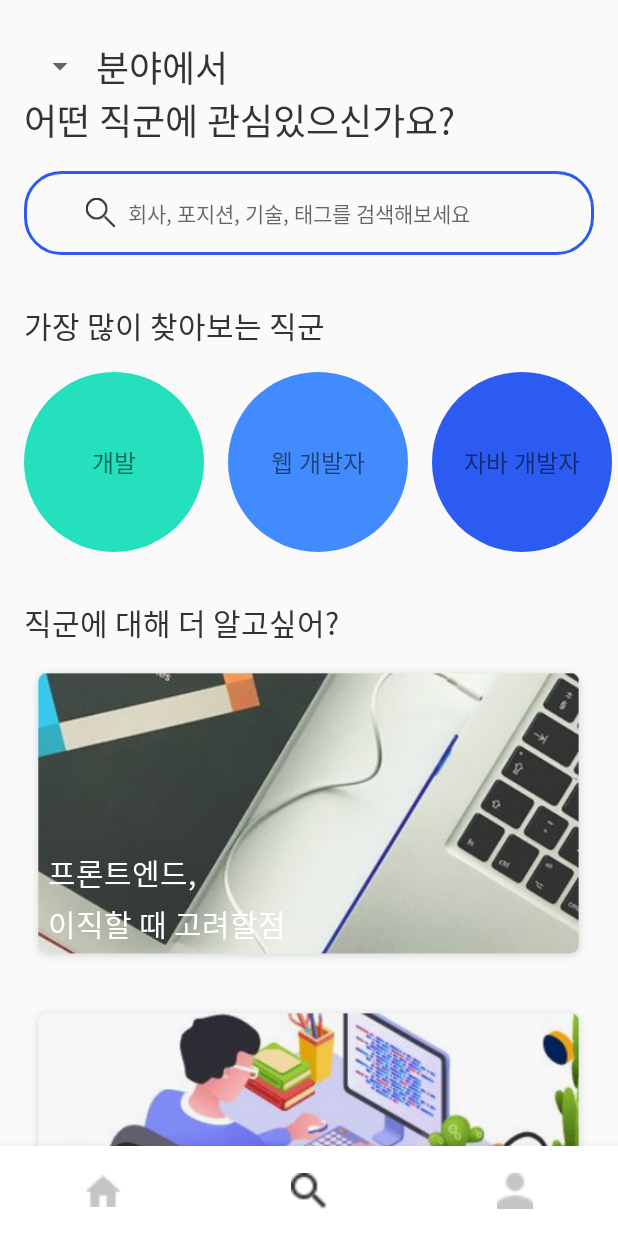
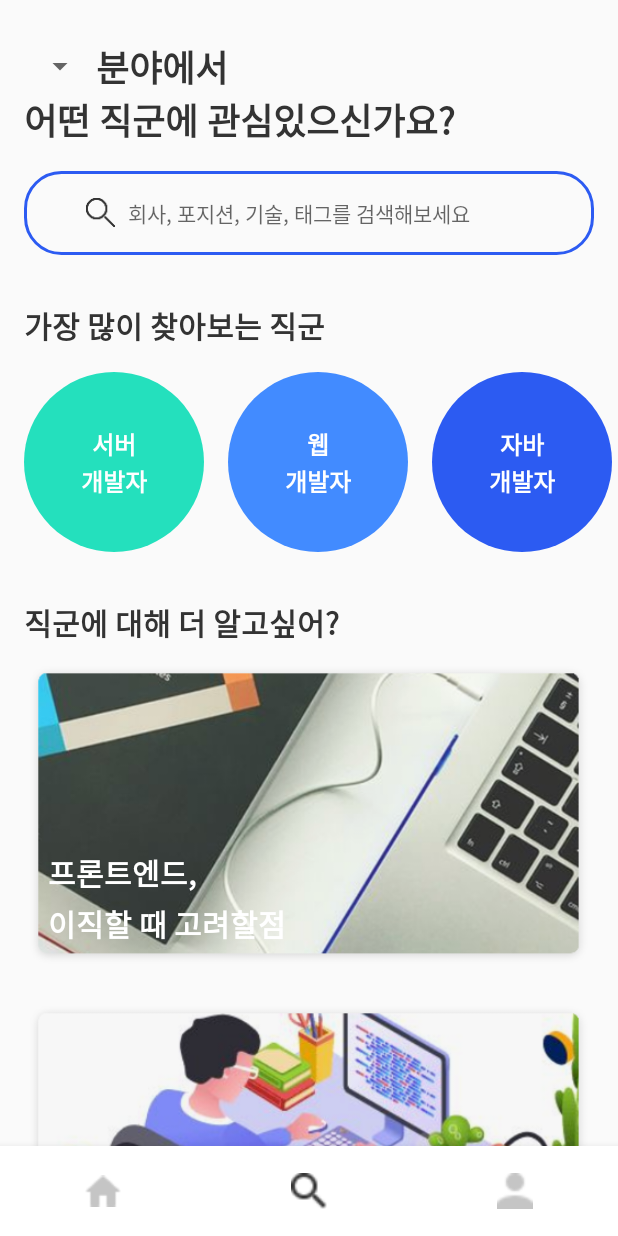
Before and after one commit to sopt-seminar/SOPT_26_collaboration, an Android app: the screen it shows after launch (MainActivity), item 2 of the bottom bar chosen, on a phone screen of 412 x 824 dp. Run offline under Robolectric (Android 15) with nearby library versions, the phone set to English and light mode, and no system bars; our stand-ins replace data binding.

Commit message:
폰트 굵기 및 gravity 수정

```diff
--- a/app/src/main/java/com/example/sopt_26_collaboration/Fragment/SearchFragment.kt
+++ b/app/src/main/java/com/example/sopt_26_collaboration/Fragment/SearchFragment.kt
@@ -29,9 +29,9 @@ class SearchFragment : Fragment() {
 
     override fun onViewCreated(view: View, savedInstanceState: Bundle?) {
         val fieldList = mutableListOf<FieldData>()
-        fieldList.add(FieldData("개발", "#24e0bd"))
-        fieldList.add(FieldData("웹 개발자", "#428bff"))
-        fieldList.add(FieldData("자바 개발자", "#2c5bf2"))
+        fieldList.add(FieldData("서버\n개발자", "#24e0bd"))
+        fieldList.add(FieldData("웹\n개발자", "#428bff"))
+        fieldList.add(FieldData("자바\n개발자", "#2c5bf2"))
 
         val otherFieldList = mutableListOf<OtherFieldData>()
         otherFieldList.add(OtherFieldData("프론트엔드,\n이직할 때 고려할점", R.drawable.an_search_content_1_img))
--- a/app/src/main/res/layout/fragment_search.xml
+++ b/app/src/main/res/layout/fragment_search.xml
@@ -38,6 +38,7 @@
                     android:lineSpacingExtra="5sp"
                     android:textColor="@color/normal_text_black"
                     android:textSize="24sp"
+                    android:textStyle="bold"
                     app:layout_constraintBottom_toBottomOf="@+id/spinner_field_fragment_search"
                     app:layout_constraintStart_toEndOf="@+id/spinner_field_fragment_search"
                     app:layout_constraintTop_toTopOf="@+id/spinner_field_fragment_search"
@@ -50,6 +51,7 @@
                     android:lineSpacingExtra="5sp"
                     android:textColor="@color/normal_text_black"
                     android:textSize="24sp"
+                    android:textStyle="bold"
                     app:layout_constraintStart_toStartOf="@+id/spinner_field_fragment_search"
                     app:layout_constraintTop_toBottomOf="@+id/textView"
                     android:text="어떤 직군에 관심있으신가요?" />
@@ -105,6 +107,7 @@
                     android:lineSpacingExtra="4sp"
                     android:textColor="@color/normal_text_black"
                     android:textSize="20sp"
+                    android:textStyle="bold"
                     app:layout_constraintStart_toStartOf="parent"
                     app:layout_constraintTop_toBottomOf="@+id/constraintLayout"
                     android:text="가장 많이 찾아보는 직군" />
@@ -140,6 +143,7 @@
                     android:lineSpacingExtra="4sp"
                     android:textColor="@color/normal_text_black"
                     android:textSize="20sp"
+                    android:textStyle="bold"
                     app:layout_constraintStart_toStartOf="parent"
                     app:layout_constraintTop_toTopOf="parent"
                     android:text="직군에 대해 더 알고싶어?" />
--- a/app/src/main/res/layout/other_field_item.xml
+++ b/app/src/main/res/layout/other_field_item.xml
@@ -35,6 +35,7 @@
         android:layout_marginBottom="16dp"
         android:text="직군 설명"
         android:textSize="20sp"
+        android:textStyle="bold"
         android:textColor="@color/normal_text_white"
         android:lineSpacingExtra="4sp"
         app:layout_constraintBottom_toBottomOf="@+id/image_other_field_item"
--- a/app/src/main/res/layout/popular_field_item.xml
+++ b/app/src/main/res/layout/popular_field_item.xml
@@ -20,6 +20,9 @@
             android:lineHeight="19sp"
             android:text="직군"
             android:textSize="16sp"
+            android:gravity="center"
+            android:textColor="@color/normal_text_white"
+            android:textStyle="bold"
             app:layout_constraintBottom_toBottomOf="parent"
             app:layout_constraintEnd_toEndOf="parent"
             app:layout_constraintStart_toStartOf="parent"
```
